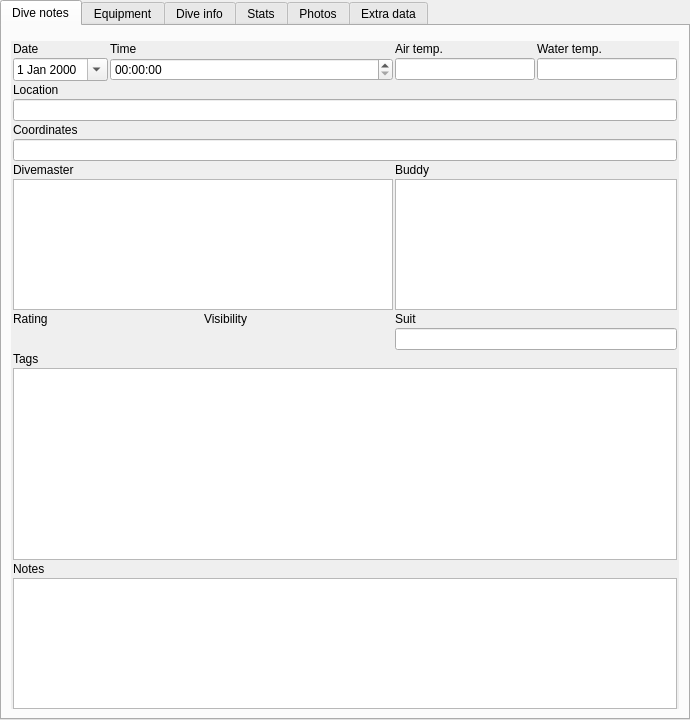
subsurface/subsurface, file qt-ui/maintab.ui: the form before one commit.
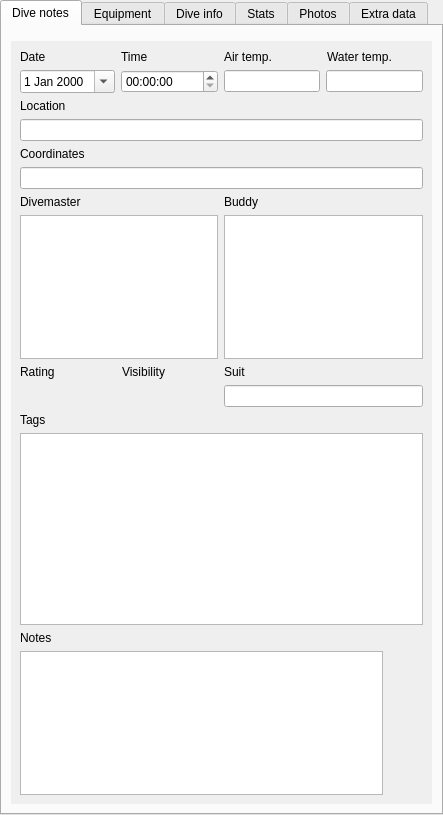
The form after the commit. Icons and pictures are not drawn. Custom widgets are drawn as their Qt base class.

Commit message:
Move the Facebook send profile button
Move from the Dive List context menu to the Dive Info tab, it will only
appear when connected to Facebook.

Patch:
```diff
--- a/qt-ui/maintab.ui
+++ b/qt-ui/maintab.ui
@@ -6,8 +6,8 @@
    <rect>
     <x>0</x>
     <y>0</y>
-    <width>690</width>
-    <height>720</height>
+    <width>443</width>
+    <height>815</height>
    </rect>
   </property>
   <property name="currentIndex">
@@ -37,34 +37,26 @@
         <rect>
          <x>0</x>
          <y>0</y>
-         <width>670</width>
-         <height>649</height>
+         <width>421</width>
+         <height>751</height>
         </rect>
        </property>
        <layout class="QGridLayout" name="gridLayout_2">
-        <property name="leftMargin">
-         <number>2</number>
-        </property>
-        <property name="topMargin">
-         <number>1</number>
-        </property>
-        <property name="rightMargin">
-         <number>2</number>
-        </property>
-        <property name="bottomMargin">
-         <number>0</number>
-        </property>
-        <property name="spacing">
-         <number>2</number>
-        </property>
-        <item row="5" column="0">
-         <widget class="QLabel" name="CoordinatedLabel">
+        <item row="0" column="0">
+         <widget class="QLabel" name="label_2">
           <property name="text">
-           <string>Coordinates</string>
+           <string>Date</string>
           </property>
          </widget>
         </item>
-        <item row="1" column="2">
+        <item row="0" column="1">
+         <widget class="QLabel" name="label">
+          <property name="text">
+           <string>Time</string>
+          </property>
+         </widget>
+        </item>
+        <item row="0" column="2">
          <layout class="QHBoxLayout" name="temperatureLabels">
           <item>
            <widget class="QLabel" name="airTempLabel">
@@ -82,14 +74,27 @@
           </item>
          </layout>
         </item>
-        <item row="13" column="0">
-         <widget class="QLabel" name="NotesLabel">
-          <property name="text">
-           <string>Notes</string>
+        <item row="1" column="0">
+         <widget class="QDateEdit" name="dateEdit">
+          <property name="calendarPopup">
+           <bool>true</bool>
           </property>
          </widget>
         </item>
-        <item row="2" column="2">
+        <item row="1" column="1">
+         <widget class="QTimeEdit" name="timeEdit">
+          <property name="sizePolicy">
+           <sizepolicy hsizetype="MinimumExpanding" vsizetype="Fixed">
+            <horstretch>0</horstretch>
+            <verstretch>0</verstretch>
+           </sizepolicy>
+          </property>
+          <property name="timeSpec">
+           <enum>Qt::UTC</enum>
+          </property>
+         </widget>
+        </item>
+        <item row="1" column="2">
          <layout class="QHBoxLayout" name="airWaterTempLayout">
           <item>
            <widget class="QLineEdit" name="airtemp">
@@ -107,77 +112,137 @@
           </item>
          </layout>
         </item>
-        <item row="4" column="0" colspan="3">
-         <widget class="QLineEdit" name="location">
-          <property name="readOnly">
-           <bool>false</bool>
-          </property>
-         </widget>
-        </item>
-        <item row="14" column="0" colspan="3">
-         <widget class="QTextEdit" name="notes">
-          <property name="readOnly">
-           <bool>false</bool>
-          </property>
-         </widget>
-        </item>
-        <item row="9" column="2">
-         <widget class="QLabel" name="SuitLabel">
-          <property name="text">
-           <string>Suit</string>
-          </property>
-         </widget>
-        </item>
-        <item row="3" column="0">
+        <item row="2" column="0">
          <widget class="QLabel" name="LocationLabel">
           <property name="text">
            <string>Location</string>
           </property>
          </widget>
         </item>
-        <item row="8" column="2">
-         <widget class="TagWidget" name="buddy">
-          <property name="readOnly">
-           <bool>false</bool>
-          </property>
-         </widget>
-        </item>
-        <item row="7" column="2">
-         <widget class="QLabel" name="BuddyLabel">
+        <item row="4" column="0">
+         <widget class="QLabel" name="CoordinatedLabel">
           <property name="text">
-           <string>Buddy</string>
+           <string>Coordinates</string>
           </property>
          </widget>
         </item>
-        <item row="6" column="0" colspan="3">
-         <widget class="QLineEdit" name="coordinates">
-          <property name="readOnly">
-           <bool>false</bool>
-          </property>
-         </widget>
-        </item>
-        <item row="7" column="0">
+        <item row="6" column="0">
          <widget class="QLabel" name="DivemasterLabel">
           <property name="text">
            <string>Divemaster</string>
           </property>
          </widget>
         </item>
-        <item row="10" column="2">
+        <item row="6" column="2">
+         <widget class="QLabel" name="BuddyLabel">
+          <property name="text">
+           <string>Buddy</string>
+          </property>
+         </widget>
+        </item>
+        <item row="7" column="0" colspan="2">
+         <widget class="TagWidget" name="divemaster">
+          <property name="readOnly">
+           <bool>false</bool>
+          </property>
+         </widget>
+        </item>
+        <item row="7" column="2">
+         <widget class="TagWidget" name="buddy">
+          <property name="readOnly">
+           <bool>false</bool>
+          </property>
+         </widget>
+        </item>
+        <item row="8" column="0" colspan="2">
+         <layout class="QHBoxLayout" name="ratingVisibilityLabels">
+          <item>
+           <widget class="QLabel" name="RatingLabel">
+            <property name="sizePolicy">
+             <sizepolicy hsizetype="MinimumExpanding" vsizetype="Preferred">
+              <horstretch>0</horstretch>
+              <verstretch>0</verstretch>
+             </sizepolicy>
+            </property>
+            <property name="text">
+             <string>Rating</string>
+            </property>
+           </widget>
+          </item>
+          <item>
+           <widget class="QLabel" name="visibilityLabel">
+            <property name="sizePolicy">
+             <sizepolicy hsizetype="MinimumExpanding" vsizetype="Preferred">
+              <horstretch>0</horstretch>
+              <verstretch>0</verstretch>
+             </sizepolicy>
+            </property>
+            <property name="text">
+             <string>Visibility</string>
+            </property>
+           </widget>
+          </item>
+         </layout>
+        </item>
+        <item row="8" column="2">
+         <widget class="QLabel" name="SuitLabel">
+          <property name="text">
+           <string>Suit</string>
+          </property>
+         </widget>
+        </item>
+        <item row="9" column="2">
          <widget class="QLineEdit" name="suit">
           <property name="readOnly">
            <bool>false</bool>
           </property>
          </widget>
         </item>
-        <item row="11" column="0">
+        <item row="10" column="0">
          <widget class="QLabel" name="TagLabel">
           <property name="text">
            <string>Tags</string>
           </property>
          </widget>
         </item>
-        <item row="12" column="0" colspan="3">
+        <item row="12" column="0">
+         <widget class="QLabel" name="NotesLabel">
+          <property name="text">
+           <string>Notes</string>
+          </property>
+         </widget>
+        </item>
+        <item row="9" column="0" colspan="2">
+         <layout class="QHBoxLayout" name="ratingVisibilityWidgets">
+          <item>
+           <widget class="StarWidget" name="rating" native="true">
+            <property name="sizePolicy">
+             <sizepolicy hsizetype="MinimumExpanding" vsizetype="Preferred">
+              <horstretch>0</horstretch>
+              <verstretch>0</verstretch>
+             </sizepolicy>
+            </property>
+            <property name="focusPolicy">
+             <enum>Qt::StrongFocus</enum>
+            </property>
+           </widget>
+          </item>
+          <item>
+           <widget class="StarWidget" name="visibility" native="true">
+            <property name="sizePolicy">
+             <sizepolicy hsizetype="MinimumExpanding" vsizetype="Preferred">
+              <horstretch>0</horstretch>
+              <verstretch>0</verstretch>
+             </sizepolicy>
+            </property>
+            <property name="focusPolicy">
+             <enum>Qt::StrongFocus</enum>
+            </property>
+           </widget>
+          </item>
+         </layout>
+        </item>
+        <item row="11" column="0" colspan="3">
          <widget class="TagWidget" name="tagWidget">
           <property name="sizePolicy">
            <sizepolicy hsizetype="Expanding" vsizetype="Fixed">
@@ -202,52 +267,29 @@
           </property>
          </widget>
         </item>
-        <item row="8" column="0" colspan="2">
-         <widget class="TagWidget" name="divemaster">
+        <item row="3" column="0" colspan="3">
+         <widget class="QLineEdit" name="location">
           <property name="readOnly">
            <bool>false</bool>
           </property>
          </widget>
         </item>
-        <item row="9" column="0" colspan="2">
-         <layout class="QHBoxLayout" name="ratingVisibilityLabels">
-          <item>
-           <widget class="QLabel" name="RatingLabel">
-            <property name="sizePolicy">
-             <sizepolicy hsizetype="MinimumExpanding" vsizetype="Preferred">
-              <horstretch>0</horstretch>
-              <verstretch>0</verstretch>
-             </sizepolicy>
-            </property>
-            <property name="text">
-             <string>Rating</string>
-            </property>
-           </widget>
-          </item>
-          <item>
-           <widget class="QLabel" name="visibilityLabel">
-            <property name="sizePolicy">
-             <sizepolicy hsizetype="MinimumExpanding" vsizetype="Preferred">
-              <horstretch>0</horstretch>
-              <verstretch>0</verstretch>
-             </sizepolicy>
-            </property>
-            <property name="text">
-             <string>Visibility</string>
-            </property>
-           </widget>
-          </item>
-         </layout>
+        <item row="5" column="0" colspan="3">
+         <widget class="QLineEdit" name="coordinates">
+          <property name="readOnly">
+           <bool>false</bool>
+          </property>
+         </widget>
         </item>
-        <item row="10" column="0" colspan="2">
-         <layout class="QHBoxLayout" name="ratingVisibilityWidgets">
+        <item row="13" column="0" colspan="3">
+         <layout class="QHBoxLayout" name="horizontalLayout_16">
+          <property name="spacing">
+           <number>0</number>
+          </property>
           <item>
-           <widget class="StarWidget" name="rating" native="true">
-            <property name="sizePolicy">
-             <sizepolicy hsizetype="MinimumExpanding" vsizetype="Preferred">
-              <horstretch>0</horstretch>
-              <verstretch>0</verstretch>
-             </sizepolicy>
+           <widget class="QTextEdit" name="notes">
+            <property name="readOnly">
+             <bool>false</bool>
             </property>
             <property name="focusPolicy">
              <enum>Qt::StrongFocus</enum>
@@ -255,57 +297,52 @@
            </widget>
           </item>
           <item>
-           <widget class="StarWidget" name="visibility" native="true">
-            <property name="sizePolicy">
-             <sizepolicy hsizetype="MinimumExpanding" vsizetype="Preferred">
-              <horstretch>0</horstretch>
-              <verstretch>0</verstretch>
-             </sizepolicy>
-            </property>
-            <property name="focusPolicy">
-             <enum>Qt::StrongFocus</enum>
-            </property>
+           <widget class="QWidget" name="socialNetworks" native="true">
+            <layout class="QVBoxLayout" name="verticalLayout_4">
+             <property name="spacing">
+              <number>0</number>
+             </property>
+             <property name="margin">
+              <number>0</number>
+             </property>
+             <item>
+              <spacer name="verticalSpacer">
+               <property name="orientation">
+                <enum>Qt::Vertical</enum>
+               </property>
+               <property name="sizeHint" stdset="0">
+                <size>
+                 <width>20</width>
+                 <height>40</height>
+                </size>
+               </property>
+              </spacer>
+             </item>
+             <item>
+              <widget class="QPushButton" name="facebookPublish">
+               <property name="text">
+                <string/>
+               </property>
+               <property name="icon">
+                <iconset resource="../subsurface.qrc">
+                 <normaloff>:/facebook</normaloff>:/facebook</iconset>
+               </property>
+               <property name="iconSize">
+                <size>
+                 <width>32</width>
+                 <height>32</height>
+                </size>
+               </property>
+               <property name="flat">
+                <bool>true</bool>
+               </property>
+              </widget>
+             </item>
+            </layout>
            </widget>
           </item>
          </layout>
         </item>
-        <item row="1" column="1">
-         <widget class="QLabel" name="label">
-          <property name="text">
-           <string>Time</string>
-          </property>
-         </widget>
-        </item>
-        <item row="2" column="1">
-         <widget class="QTimeEdit" name="timeEdit">
-          <property name="sizePolicy">
-           <sizepolicy hsizetype="MinimumExpanding" vsizetype="Fixed">
-            <horstretch>0</horstretch>
-            <verstretch>0</verstretch>
-           </sizepolicy>
-          </property>
-          <property name="timeSpec">
-           <enum>Qt::UTC</enum>
-          </property>
-         </widget>
-        </item>
-        <item row="2" column="0">
-         <widget class="QDateEdit" name="dateEdit">
-          <property name="calendarPopup">
-           <bool>true</bool>
-          </property>
-          <property name="timeSpec">
-           <enum>Qt::UTC</enum>
-          </property>
-         </widget>
-        </item>
-        <item row="1" column="0">
-         <widget class="QLabel" name="label_2">
-          <property name="text">
-           <string>Date</string>
-          </property>
-         </widget>
-        </item>
        </layout>
       </widget>
      </widget>
```
Left out of the diff: 66 changed lines with no effect on the pictures. The commit also changes 5 other files.
